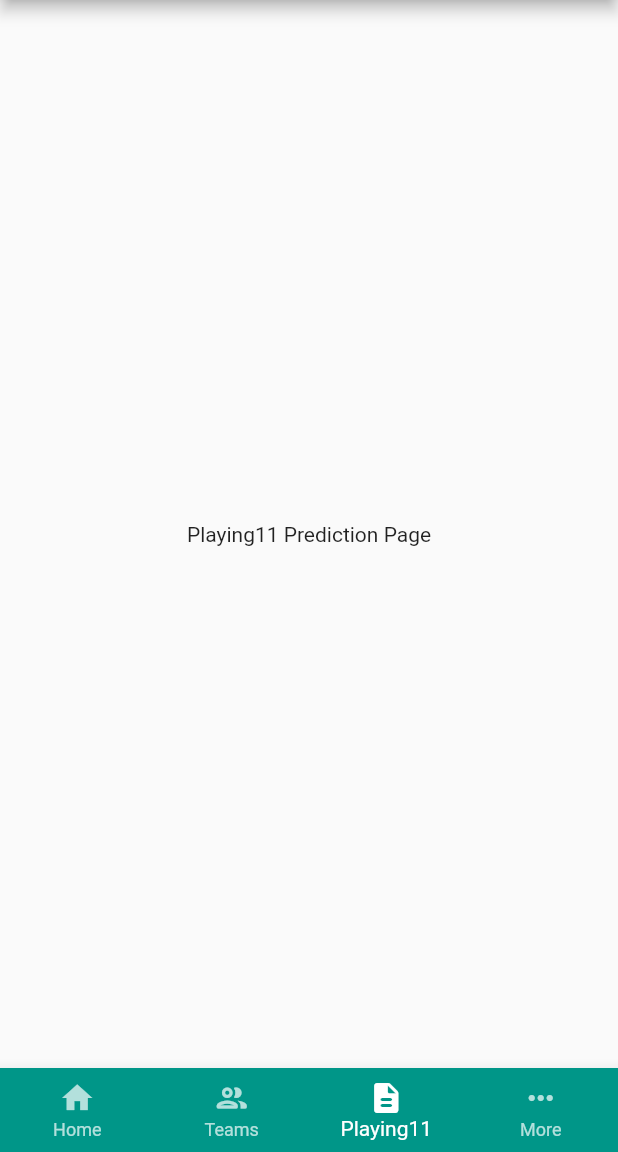
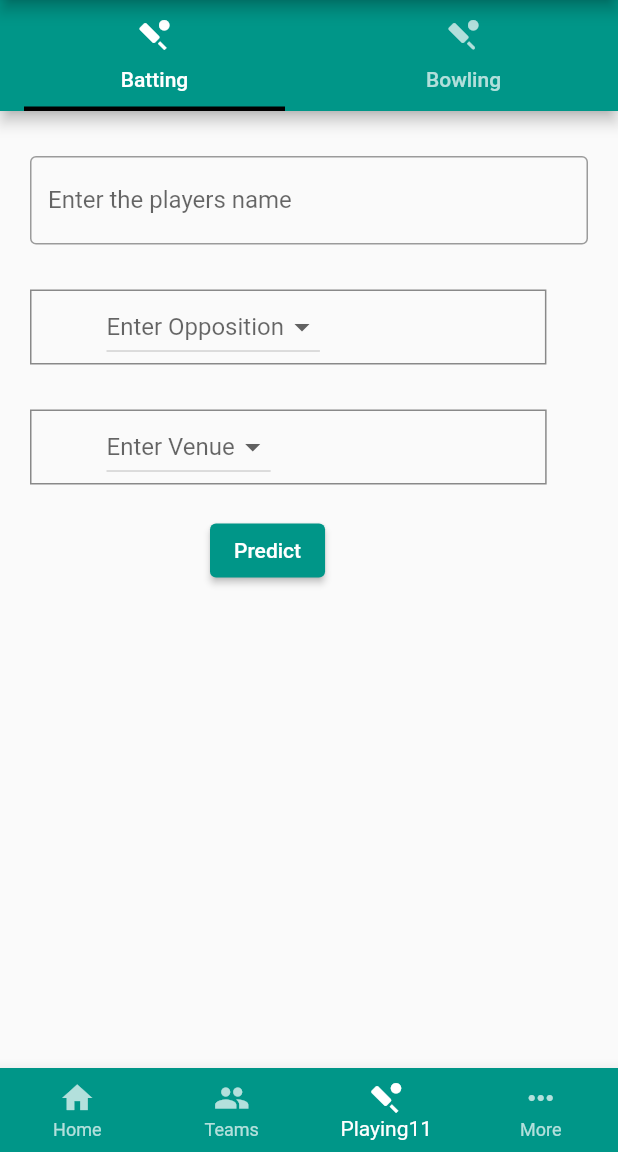
Before and after one commit to gpslakshan/TeamCric, a Flutter app: the screen it shows after launch, item 3 of the bottom bar chosen, on a phone screen of 412 x 824 dp, the part 84-1236 px from its top. Run offline on Flutter 3.47's test engine with Material 2 defaults, Android fonts, the phone set to English and light mode, and no system bars; our stand-ins replace cloud_firestore, firebase_core, timeago; accounts and stored records are empty.

Commit message:
Playing 11 page designed

```diff
--- a/lib/main.dart
+++ b/lib/main.dart
@@ -67,18 +67,18 @@ class _HomepageState extends State<Homepage> {
         selectedItemColor: Colors.white,
         unselectedItemColor: Colors.white70,
         currentIndex: currentIndex,
-        onTap: (value) => setState(() => currentIndex = value),
+        onTap: (index) => setState(() => currentIndex = index),
         items: [
           BottomNavigationBarItem(
             icon: Icon(Icons.home),
             label: 'Home',
           ),
           BottomNavigationBarItem(
-            icon: Icon(Icons.people_outline_rounded),
+            icon: Icon(Icons.people),
             label: 'Teams',
           ),
           BottomNavigationBarItem(
-            icon: Icon(Icons.description_rounded),
+            icon: Icon(Icons.sports_cricket),
             label: 'Playing11',
           ),
           BottomNavigationBarItem(
--- /dev/null
+++ b/lib/widgets/batting.dart
@@ -0,0 +1,167 @@
+// ignore_for_file: prefer_const_constructors
+
+import 'package:flutter/material.dart';
+
+class batting extends StatefulWidget {
+  const batting({Key? key}) : super(key: key);
+
+  @override
+  State<batting> createState() => _battingState();
+}
+
+class _battingState extends State<batting> {
+  final opposition = ['Sri Lanka', 'Australia', 'Bangladesh', 'New Zealand'];
+  final venues = ['Eden park', 'Newlands'];
+  var performance=false;
+
+  String? oppositionValue;
+  String? venueValue;
+
+  DropdownMenuItem<String> buildMenuItem(String item) =>
+      DropdownMenuItem(
+        value: item,
+        child: Text(
+          item,
+          style: TextStyle(fontSize: 15),
+        ),
+      );
+
+
+  @override
+  Widget build(BuildContext context) {
+    return Scaffold(
+      body: Container(
+
+        // height: MediaQuery.of(context).size.height,
+        // width: MediaQuery.of(context).size.width,
+        padding: EdgeInsets.all(10.0),
+        child: Column(
+          mainAxisAlignment: MainAxisAlignment.start,
+          crossAxisAlignment: CrossAxisAlignment.start,
+          children: <Widget>[
+
+
+            SizedBox(
+              height: 10,
+            ),
+
+
+            Padding(
+              padding: const EdgeInsets.all(10.0),
+              child: TextField(
+                decoration: InputDecoration(
+                  border: OutlineInputBorder(),
+                  hintText: " name",
+                  labelText: "Enter the players name",),
+              ),
+            ),
+
+
+            SizedBox(
+              height: 10,
+            ),
+
+
+            Padding(
+              padding: const EdgeInsets.all(10.0),
+              child: Container(
+                padding: EdgeInsets.only(left: 50.0, right: 150.0),
+                decoration: BoxDecoration(
+                    border: Border.all(color: Colors.black45)),
+                child: DropdownButton<String>(
+                  value: oppositionValue,
+                  hint: Text("Enter Opposition",),
+                  // style: TextStyle(color: Colors.black),
+                  items: opposition.map(buildMenuItem).toList(),
+                  onChanged: (value) =>
+                      setState(() => this.oppositionValue = value),
+                ),
+              ),
+            ),
+
+            SizedBox(
+              height: 10,
+            ),
+
+            Padding(
+              padding: const EdgeInsets.all(10.0),
+              child: Container(
+                padding: EdgeInsets.only(left: 50.0, right: 183.0),
+                decoration: BoxDecoration(
+                    border: Border.all(color: Colors.black45)),
+                child: DropdownButton<String>(
+                  value: venueValue,
+                  hint: Text("Enter Venue",),
+                  // style: TextStyle(color: Colors.black),
+                  items: venues.map(buildMenuItem).toList(),
+                  onChanged: (value) => setState(() => this.venueValue = value),
+                ),
+              ),
+            ),
+
+
+            SizedBox(
+              height: 10,
+            ),
+
+
+            Padding(
+              padding: const EdgeInsets.only(left: 130),
+              child: ElevatedButton(
+                style: ElevatedButton.styleFrom(
+                  primary: Colors.teal, // background
+                  onPrimary: Colors.white, // foreground
+                ),
+                child: Text('Predict',),
+                onPressed: () {
+                  setState(() {
+                    performance =true;
+                  });
+                },
+              ),
+            ),
+
+            SizedBox(
+              height: 10,
+            ),
+
+            Padding(
+              padding: const EdgeInsets.all(4.0),
+              child: Container(
+                padding: EdgeInsets.only(left: 80.0, right: 110.0),
+                margin: EdgeInsets.all(15),
+                decoration: BoxDecoration(
+                    color: Colors.grey,
+                    // border: Border.all(
+                    //     color: Colors.white, // Set border color
+                    //     width: 2.0),   // Set border width
+                    borderRadius: BorderRadius.all(
+                        Radius.circular(10.0)), // Set rounded corner radius
+                    // boxShadow: [BoxShadow(blurRadius: 10,color: Colors.black,offset: Offset(1,3))] // Make rounded corner of border
+                ),
+
+                child: Visibility(
+                  visible: performance,
+                  child: Text(
+                    'Performance => ',
+                    textAlign: TextAlign.center,
+                    style: TextStyle(
+                      fontSize: 22,
+                      color: Colors.black,
+                      height: 1,
+                    ),
+
+                    // textAlign: TextAlign.center,
+                  ),
+                ),
+              ),
+            ),
+
+
+
+          ],
+        ),
+      ),
+    );
+  }
+}
--- a/lib/widgets/playing11_predicions.dart
+++ b/lib/widgets/playing11_predicions.dart
@@ -1,6 +1,8 @@
 // ignore_for_file: prefer_const_constructors
 
 import 'package:flutter/material.dart';
+import 'package:teamcric/widgets/batting.dart';
+import 'package:teamcric/widgets/bowling.dart';
 
 class Playing11PredictionScreen extends StatelessWidget {
   const Playing11PredictionScreen({
@@ -8,7 +10,27 @@ class Playing11PredictionScreen extends StatelessWidget {
   }) : super(key: key);
 
   @override
-  Widget build(BuildContext context) {
-    return Center(child: Text("Playing11 Prediction Page"));
+  Widget build(BuildContext context) => DefaultTabController(
+    length: 2,
+    child: Scaffold(appBar: AppBar(
+      toolbarHeight: 0.0,
+      bottom: TabBar(
+        indicator: UnderlineTabIndicator(
+            borderSide: BorderSide(width: 3.0),
+            insets: EdgeInsets.symmetric(horizontal:16.0)
+        ),
+        tabs: [
+          Tab(text: 'Batting',icon: Icon(Icons.sports_cricket_sharp),),
+          Tab(text: 'Bowling',icon: Icon(Icons.sports_cricket_rounded),),
+        ],
+      ),
+    ),
+      body: TabBarView(
+        children: [
+          batting(),
+          bowling(),
+        ],
+      ),
+    ),
+  );
   }
-}
--- a/pubspec.yaml
+++ b/pubspec.yaml
@@ -34,6 +34,7 @@ dependencies:
   # The following adds the Cupertino Icons font to your application.
   # Use with the CupertinoIcons class for iOS style icons.
   cupertino_icons: ^1.0.2
+  dropdownfield: ^1.0.3
 
   cloud_firestore: ^3.1.10
 
```
Also changed, not shown: lib/widgets/bowling.dart (added, +167 -0 lines), pubspec.lock.
